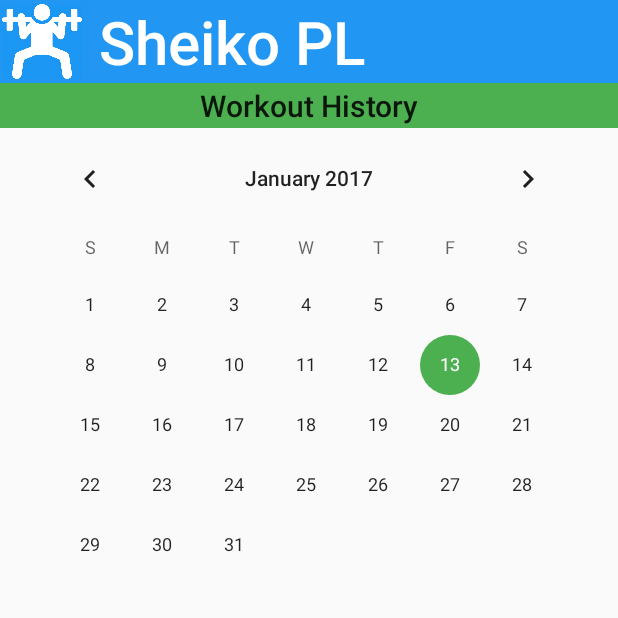
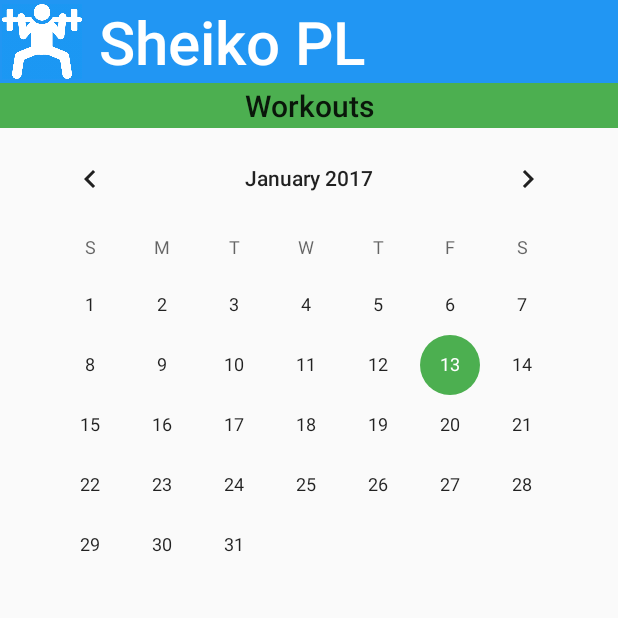
Before and after one commit to minorsecond/Sheiko, an Android app: the CalendarSelectActivity screen opened directly, with no data from a screen before it, on a phone screen of 412 x 824 dp, the top half of it. Run offline under Robolectric (Android 15) with nearby library versions, the phone set to English and light mode, and no system bars.

Commit message:
SHEIKO-66 Added todos. changed name to CalendarSelectActivity to better reflect purpose of calendar.

```diff
--- a/app/src/main/AndroidManifest.xml
+++ b/app/src/main/AndroidManifest.xml
@@ -51,7 +51,7 @@
             android:enabled="true"
             android:exported="false" />
 
-        <activity android:name=".SelectHistory"></activity>
+        <activity android:name=".CalendarSelectActivity"></activity>
     </application>
 
 </manifest>
--- a/app/src/main/java/com/rwardrup/sheiko/SelectHistory.java
+++ b/app/src/main/java/com/rwardrup/sheiko/CalendarSelectActivity.java
@@ -3,11 +3,14 @@ package com.rwardrup.sheiko;
 import android.support.v7.app.AppCompatActivity;
 import android.os.Bundle;
 
-public class SelectHistory extends AppCompatActivity {
+public class CalendarSelectActivity extends AppCompatActivity {
 
     @Override
     protected void onCreate(Bundle savedInstanceState) {
         super.onCreate(savedInstanceState);
         setContentView(R.layout.activity_select_history);
+
+        // TODO: Get workout history & populate calendar with previous & future workouts
+        // TODO: Also, show workout summary on bottom portion of activity
     }
 }
--- a/app/src/main/java/com/rwardrup/sheiko/MainActivity.java
+++ b/app/src/main/java/com/rwardrup/sheiko/MainActivity.java
@@ -306,6 +306,15 @@ public class MainActivity extends AppCompatActivity {
                 startActivity(new Intent(MainActivity.this, TrainActivity.class));
             }
         });
+
+        //Calendar button
+        Button calendarButton = (Button) findViewById(R.id.calendarButton);
+        calendarButton.setOnClickListener(new View.OnClickListener() {
+            @Override
+            public void onClick(View v) {
+                startActivity(new Intent(MainActivity.this, CalendarSelectActivity.class));
+            }
+        });
     }
 
     private double wilksScore(String sex, double bodyWeight, double weightLifted) {
--- a/app/src/main/res/layout/activity_select_history.xml
+++ b/app/src/main/res/layout/activity_select_history.xml
@@ -2,10 +2,10 @@
 <RelativeLayout xmlns:android="http://schemas.android.com/apk/res/android"
     xmlns:tools="http://schemas.android.com/tools"
     xmlns:app="http://schemas.android.com/apk/res-auto"
-    android:id="@+id/activity_select_history"
+    android:id="@+id/activity_calendar_select"
     android:layout_width="match_parent"
     android:layout_height="match_parent"
-    tools:context="com.rwardrup.sheiko.SelectHistory">
+    tools:context="com.rwardrup.sheiko.CalendarSelectActivity">
 
     <LinearLayout
         android:layout_width="match_parent"
@@ -51,7 +51,7 @@
                 android:layout_height="30dp"
                 android:gravity="center"
                 android:background="@color/accent"
-                android:text="Workout History"
+                android:text="Workouts"
                 android:textAppearance="@android:style/TextAppearance.Material.Title" />
         </LinearLayout>
 
@@ -65,8 +65,12 @@
 
             <CalendarView
                 android:layout_width="match_parent"
-                android:layout_height="match_parent"
-                android:id="@+id/selectWorkoutHistoryCalendar"></CalendarView>
+                android:layout_height="wrap_content"
+                android:id="@+id/selectWorkoutCalendar"></CalendarView>
+
+            <TableLayout
+                android:layout_width="match_parent"
+                android:layout_height="match_parent"></TableLayout>
 
         </LinearLayout>
 
```
Also changed, not shown: app/src/main/res/layout/activity_main.xml (+13 -0 lines).
